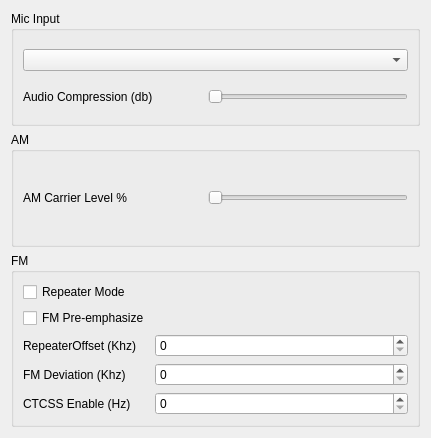
Old version of the form Source/src/UI/tx_settings_dialog.ui in the repository zl2brg/cudaSDR.
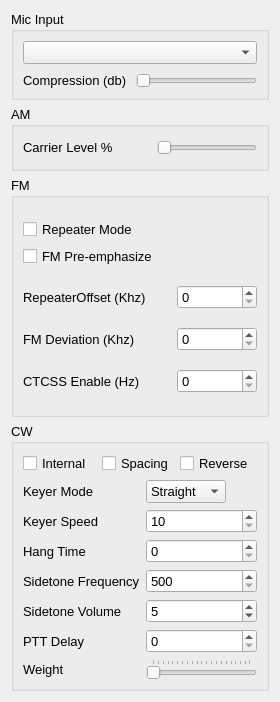
New version of the form.

Commit message: Local cw keyer cleanups. Migrating stylesheets to qt resource files. Removed some redundant files.

```diff
--- a/Source/src/UI/tx_settings_dialog.ui
+++ b/Source/src/UI/tx_settings_dialog.ui
@@ -6,22 +6,39 @@
    <rect>
     <x>0</x>
     <y>0</y>
-    <width>431</width>
-    <height>438</height>
+    <width>280</width>
+    <height>702</height>
    </rect>
   </property>
+  <property name="sizePolicy">
+   <sizepolicy hsizetype="Preferred" vsizetype="Minimum">
+    <horstretch>0</horstretch>
+    <verstretch>0</verstretch>
+   </sizepolicy>
+  </property>
   <property name="maximumSize">
    <size>
     <width>16777215</width>
-    <height>476</height>
+    <height>747</height>
    </size>
   </property>
+  <property name="font">
+   <font>
+    <pointsize>10</pointsize>
+   </font>
+  </property>
   <property name="windowTitle">
    <string>Dialog</string>
   </property>
   <layout class="QVBoxLayout" name="verticalLayout_5">
    <item>
     <widget class="QGroupBox" name="groupBox">
+     <property name="sizePolicy">
+      <sizepolicy hsizetype="Preferred" vsizetype="Fixed">
+       <horstretch>0</horstretch>
+       <verstretch>0</verstretch>
+      </sizepolicy>
+     </property>
      <property name="title">
       <string>Mic Input</string>
      </property>
@@ -40,7 +57,7 @@
         <item>
          <widget class="QLabel" name="label_2">
           <property name="text">
-           <string>Audio Compression (db)</string>
+           <string>Compression (db)</string>
           </property>
          </widget>
         </item>
@@ -50,14 +67,14 @@
            <bool>true</bool>
           </property>
           <property name="sizePolicy">
-           <sizepolicy hsizetype="Fixed" vsizetype="Fixed">
+           <sizepolicy hsizetype="Expanding" vsizetype="Fixed">
             <horstretch>0</horstretch>
             <verstretch>0</verstretch>
            </sizepolicy>
           </property>
           <property name="minimumSize">
            <size>
-            <width>200</width>
+            <width>100</width>
             <height>0</height>
            </size>
           </property>
@@ -79,6 +96,18 @@
    </item>
    <item>
     <widget class="QGroupBox" name="groupBox_3">
+     <property name="sizePolicy">
+      <sizepolicy hsizetype="Preferred" vsizetype="Minimum">
+       <horstretch>0</horstretch>
+       <verstretch>0</verstretch>
+      </sizepolicy>
+     </property>
+     <property name="maximumSize">
+      <size>
+       <width>16777215</width>
+       <height>65</height>
+      </size>
+     </property>
      <property name="layoutDirection">
       <enum>Qt::LeftToRight</enum>
      </property>
@@ -88,10 +117,13 @@
      <layout class="QVBoxLayout" name="verticalLayout_3">
       <item>
        <layout class="QHBoxLayout" name="horizontalLayout">
+        <property name="spacing">
+         <number>2</number>
+        </property>
         <item>
          <widget class="QLabel" name="label_3">
           <property name="text">
-           <string>AM Carrier Level %</string>
+           <string>Carrier Level %</string>
           </property>
          </widget>
         </item>
@@ -105,7 +137,7 @@
           </property>
           <property name="minimumSize">
            <size>
-            <width>200</width>
+            <width>100</width>
             <height>0</height>
            </size>
           </property>
@@ -124,17 +156,25 @@
    </item>
    <item>
     <widget class="QGroupBox" name="groupBox_2">
+     <property name="autoFillBackground">
+      <bool>true</bool>
+     </property>
      <property name="title">
       <string>FM</string>
      </property>
      <property name="flat">
       <bool>false</bool>
      </property>
-     <layout class="QVBoxLayout" name="verticalLayout_2">
-      <item>
+     <layout class="QGridLayout" name="gridLayout">
+      <item row="0" column="0" colspan="2">
        <layout class="QVBoxLayout" name="verticalLayout">
         <item>
          <widget class="QCheckBox" name="repeaterMode">
+          <property name="font">
+           <font>
+            <pointsize>10</pointsize>
+           </font>
+          </property>
           <property name="layoutDirection">
            <enum>Qt::LeftToRight</enum>
           </property>
@@ -158,57 +198,272 @@
         </item>
        </layout>
       </item>
-      <item>
-       <layout class="QGridLayout" name="gridLayout">
-        <item row="1" column="0">
-         <widget class="QLabel" name="label_5">
-          <property name="contextMenuPolicy">
-           <enum>Qt::NoContextMenu</enum>
-          </property>
-          <property name="text">
-           <string>FM Deviation (Khz)</string>
-          </property>
-         </widget>
+      <item row="1" column="0">
+       <widget class="QLabel" name="label">
+        <property name="text">
+         <string>RepeaterOffset (Khz)</string>
+        </property>
+       </widget>
+      </item>
+      <item row="1" column="1">
+       <widget class="QSpinBox" name="repeater_offset">
+        <property name="maximumSize">
+         <size>
+          <width>80</width>
+          <height>16777215</height>
+         </size>
+        </property>
+        <property name="maximum">
+         <number>1</number>
+        </property>
+        <property name="singleStep">
+         <number>100</number>
+        </property>
+       </widget>
+      </item>
+      <item row="2" column="0">
+       <widget class="QLabel" name="label_5">
+        <property name="contextMenuPolicy">
+         <enum>Qt::NoContextMenu</enum>
+        </property>
+        <property name="text">
+         <string>FM Deviation (Khz)</string>
+        </property>
+       </widget>
+      </item>
+      <item row="2" column="1">
+       <widget class="QSpinBox" name="fm_deviation">
+        <property name="maximumSize">
+         <size>
+          <width>80</width>
+          <height>16777215</height>
+         </size>
+        </property>
+       </widget>
+      </item>
+      <item row="3" column="0">
+       <widget class="QLabel" name="label_4">
+        <property name="text">
+         <string>CTCSS Enable (Hz)</string>
+        </property>
+       </widget>
+      </item>
+      <item row="3" column="1">
+       <widget class="QSpinBox" name="ctcss_tone">
+        <property name="maximumSize">
+         <size>
+          <width>80</width>
+          <height>16777215</height>
+         </size>
+        </property>
+        <property name="maximum">
+         <number>1000</number>
+        </property>
+        <property name="singleStep">
+         <number>100</number>
+        </property>
+       </widget>
+      </item>
+     </layout>
+    </widget>
+   </item>
+   <item>
+    <widget class="QGroupBox" name="groupBox_4">
+     <property name="title">
+      <string>CW</string>
+     </property>
+     <property name="flat">
+      <bool>false</bool>
+     </property>
+     <layout class="QGridLayout" name="gridLayout_2">
+      <item row="2" column="0">
+       <widget class="QLabel" name="label_8">
+        <property name="text">
+         <string>Keyer Speed</string>
+        </property>
+       </widget>
+      </item>
+      <item row="4" column="0">
+       <widget class="QLabel" name="label_12">
+        <property name="text">
+         <string>Sidetone Frequency</string>
+        </property>
+       </widget>
+      </item>
+      <item row="2" column="1">
+       <widget class="QSpinBox" name="keyer_speed">
+        <property name="minimum">
+         <number>10</number>
+        </property>
+        <property name="maximum">
+         <number>50</number>
+        </property>
+        <property name="singleStep">
+         <number>5</number>
+        </property>
+       </widget>
+      </item>
+      <item row="3" column="1">
+       <widget class="QSpinBox" name="cw_hangtime"/>
+      </item>
+      <item row="1" column="1">
+       <widget class="QComboBox" name="KeyerMode">
+        <property name="sizePolicy">
+         <sizepolicy hsizetype="Minimum" vsizetype="Fixed">
+          <horstretch>0</horstretch>
+          <verstretch>0</verstretch>
+         </sizepolicy>
+        </property>
+        <property name="maximumSize">
+         <size>
+          <width>80</width>
+          <height>16777215</height>
+         </size>
+        </property>
+        <item>
+         <property name="text">
+          <string>Straight</string>
+         </property>
         </item>
-        <item row="1" column="1" colspan="2">
-         <widget class="QSpinBox" name="fm_deviation"/>
+        <item>
+         <property name="text">
+          <string>Mode A</string>
+         </property>
         </item>
-        <item row="2" column="0">
-         <widget class="QLabel" name="label_4">
-          <property name="text">
-           <string>CTCSS Enable (Hz)</string>
-          </property>
-         </widget>
+        <item>
+         <property name="text">
+          <string>Mode B</string>
+         </property>
         </item>
-        <item row="2" column="1" colspan="2">
-         <widget class="QSpinBox" name="ctcss_tone">
-          <property name="maximum">
-           <number>1000</number>
+       </widget>
+      </item>
+      <item row="6" column="1">
+       <widget class="QSpinBox" name="ptt_delay">
+        <property name="maximum">
+         <number>1000</number>
+        </property>
+        <property name="singleStep">
+         <number>100</number>
+        </property>
+       </widget>
+      </item>
+      <item row="5" column="0">
+       <widget class="QLabel" name="label_13">
+        <property name="text">
+         <string>Sidetone Volume</string>
+        </property>
+       </widget>
+      </item>
+      <item row="1" column="0">
+       <widget class="QLabel" name="label_7">
+        <property name="text">
+         <string>Keyer Mode</string>
+        </property>
+       </widget>
+      </item>
+      <item row="6" column="0">
+       <widget class="QLabel" name="label_14">
+        <property name="text">
+         <string>PTT Delay</string>
+        </property>
+       </widget>
+      </item>
+      <item row="4" column="1">
+       <widget class="QSpinBox" name="sidetone_freq">
+        <property name="minimum">
+         <number>500</number>
+        </property>
+        <property name="maximum">
+         <number>4000</number>
+        </property>
+        <property name="singleStep">
+         <number>100</number>
+        </property>
+       </widget>
+      </item>
+      <item row="3" column="0">
+       <widget class="QLabel" name="label_6">
+        <property name="contextMenuPolicy">
+         <enum>Qt::NoContextMenu</enum>
+        </property>
+        <property name="text">
+         <string>Hang Time</string>
+        </property>
+       </widget>
+      </item>
+      <item row="7" column="0">
+       <widget class="QLabel" name="label_15">
+        <property name="text">
+         <string>Weight</string>
+        </property>
+       </widget>
+      </item>
+      <item row="0" column="0" colspan="2">
+       <layout class="QHBoxLayout" name="horizontalLayout_3">
+        <item>
+         <widget class="QCheckBox" name="internal_keyer">
+          <property name="layoutDirection">
+           <enum>Qt::LeftToRight</enum>
           </property>
-          <property name="singleStep">
-           <number>100</number>
+          <property name="styleSheet">
+           <string notr="true"/>
           </property>
+          <property name="text">
+           <string>Internal</string>
+          </property>
          </widget>
         </item>
-        <item row="0" column="0">
-         <widget class="QLabel" name="label">
+        <item>
+         <widget class="QCheckBox" name="keyer_spacing">
           <property name="text">
-           <string>RepeaterOffset (Khz)</string>
+           <string>Spacing</string>
           </property>
          </widget>
         </item>
-        <item row="0" column="1" colspan="2">
-         <widget class="QSpinBox" name="repeater_offset">
-          <property name="maximum">
-           <number>1</number>
+        <item>
+         <widget class="QCheckBox" name="keyer_reverse">
+          <property name="layoutDirection">
+           <enum>Qt::LeftToRight</enum>
           </property>
-          <property name="singleStep">
-           <number>100</number>
+          <property name="text">
+           <string>Reverse </string>
           </property>
          </widget>
         </item>
        </layout>
       </item>
+      <item row="5" column="1">
+       <widget class="QSpinBox" name="sidetone_volume">
+        <property name="maximum">
+         <number>100</number>
+        </property>
+        <property name="singleStep">
+         <number>5</number>
+        </property>
+        <property name="value">
+         <number>5</number>
+        </property>
+       </widget>
+      </item>
+      <item row="7" column="1">
+       <widget class="QSlider" name="weight">
+        <property name="orientation">
+         <enum>Qt::Horizontal</enum>
+        </property>
+        <property name="invertedAppearance">
+         <bool>false</bool>
+        </property>
+        <property name="invertedControls">
+         <bool>false</bool>
+        </property>
+        <property name="tickPosition">
+         <enum>QSlider::TicksAbove</enum>
+        </property>
+        <property name="tickInterval">
+         <number>5</number>
+        </property>
+       </widget>
+      </item>
      </layout>
     </widget>
    </item>
```
The commit also changes 40 other files.
